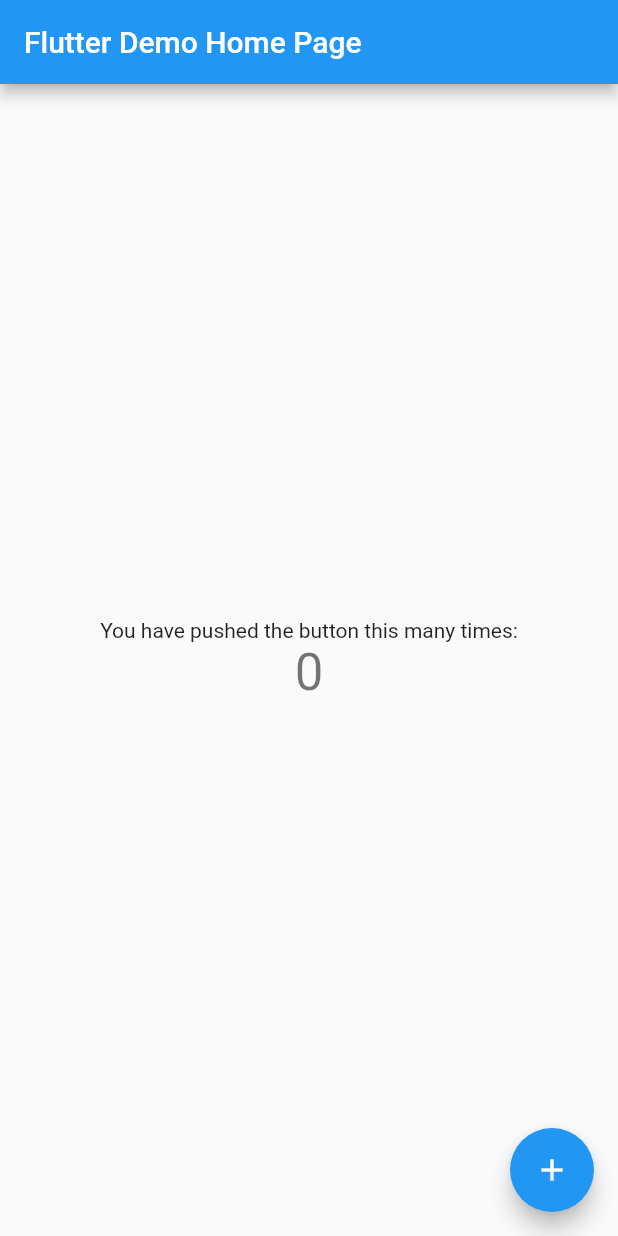
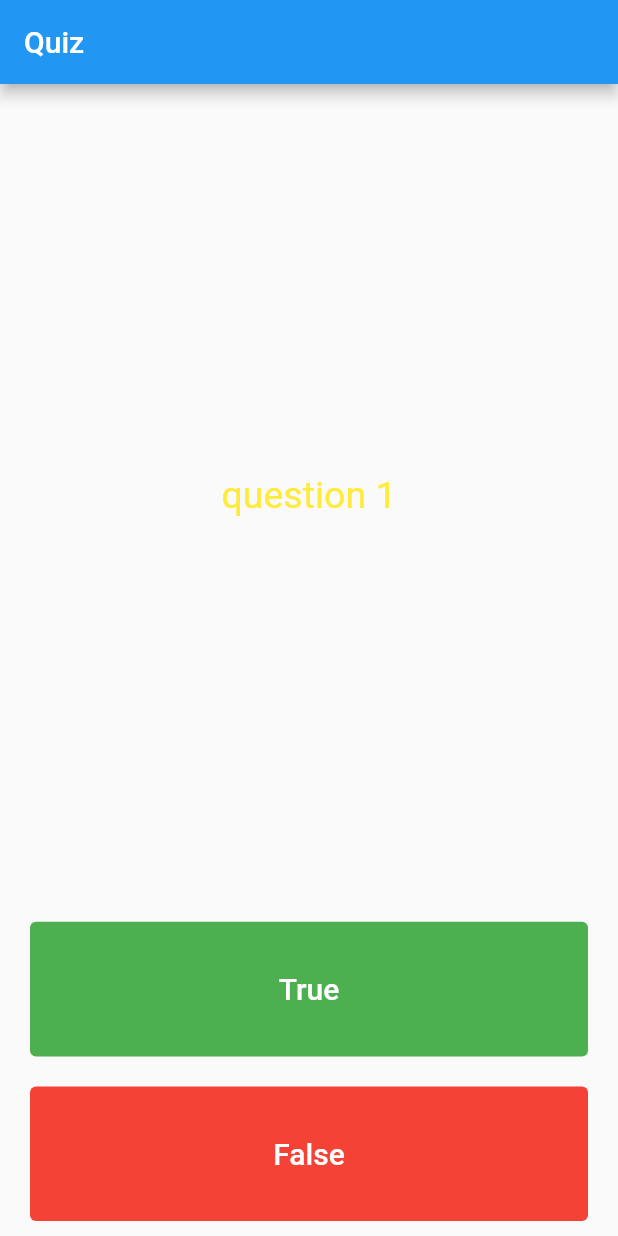
Before and after one commit to chandravamshi/flutter_quiz, a Flutter app: the screen it shows after launch, on a phone screen of 412 x 824 dp. Run offline on Flutter 3.47's test engine with Material 2 defaults, Android fonts, the phone set to English and light mode, and no system bars.

Commit message:
draft quiz code

```diff
--- a/lib/main.dart
+++ b/lib/main.dart
@@ -11,105 +11,126 @@ class MyApp extends StatelessWidget {
   @override
   Widget build(BuildContext context) {
     return MaterialApp(
-      title: 'Flutter Demo',
-      theme: ThemeData(
-        // This is the theme of your application.
-        //
-        // Try running your application with "flutter run". You'll see the
-        // application has a blue toolbar. Then, without quitting the app, try
-        // changing the primarySwatch below to Colors.green and then invoke
-        // "hot reload" (press "r" in the console where you ran "flutter run",
-        // or simply save your changes to "hot reload" in a Flutter IDE).
-        // Notice that the counter didn't reset back to zero; the application
-        // is not restarted.
-        primarySwatch: Colors.blue,
+      home: Scaffold(
+        appBar: AppBar(
+          title: const Text('Quiz'),
+        ),
+        body: const SafeArea(
+            child: Padding(
+          padding: EdgeInsets.symmetric(horizontal: 10.0),
+          child: QuizPage(),
+        )),
       ),
-      home: const MyHomePage(title: 'Flutter Demo Home Page'),
     );
   }
 }
 
-class MyHomePage extends StatefulWidget {
-  const MyHomePage({super.key, required this.title});
-
-  // This widget is the home page of your application. It is stateful, meaning
-  // that it has a State object (defined below) that contains fields that affect
-  // how it looks.
-
-  // This class is the configuration for the state. It holds the values (in this
-  // case the title) provided by the parent (in this case the App widget) and
-  // used by the build method of the State. Fields in a Widget subclass are
-  // always marked "final".
-
-  final String title;
+class QuizPage extends StatefulWidget {
+  const QuizPage({super.key});
 
   @override
-  State<MyHomePage> createState() => _MyHomePageState();
+  State<QuizPage> createState() => _QuizPageState();
 }
 
-class _MyHomePageState extends State<MyHomePage> {
-  int _counter = 0;
+class _QuizPageState extends State<QuizPage> {
+  List<Widget> scoreKeeper = [];
 
-  void _incrementCounter() {
-    setState(() {
-      // This call to setState tells the Flutter framework that something has
-      // changed in this State, which causes it to rerun the build method below
-      // so that the display can reflect the updated values. If we changed
-      // _counter without calling setState(), then the build method would not be
-      // called again, and so nothing would appear to happen.
-      _counter++;
-    });
-  }
+  List<String> questions = [
+    'question 1',
+    'question 2',
+    'question 3',
+    'question 4'
+  ];
+  List<bool> answers = [true, false, false, true];
+  int questionNumber = 0;
 
   @override
   Widget build(BuildContext context) {
-    // This method is rerun every time setState is called, for instance as done
-    // by the _incrementCounter method above.
-    //
-    // The Flutter framework has been optimized to make rerunning build methods
-    // fast, so that you can just rebuild anything that needs updating rather
-    // than having to individually change instances of widgets.
-    return Scaffold(
-      appBar: AppBar(
-        // Here we take the value from the MyHomePage object that was created by
-        // the App.build method, and use it to set our appbar title.
-        title: Text(widget.title),
-      ),
-      body: Center(
-        // Center is a layout widget. It takes a single child and positions it
-        // in the middle of the parent.
-        child: Column(
-          // Column is also a layout widget. It takes a list of children and
-          // arranges them vertically. By default, it sizes itself to fit its
-          // children horizontally, and tries to be as tall as its parent.
-          //
-          // Invoke "debug painting" (press "p" in the console, choose the
-          // "Toggle Debug Paint" action from the Flutter Inspector in Android
-          // Studio, or the "Toggle Debug Paint" command in Visual Studio Code)
-          // to see the wireframe for each widget.
-          //
-          // Column has various properties to control how it sizes itself and
-          // how it positions its children. Here we use mainAxisAlignment to
-          // center the children vertically; the main axis here is the vertical
-          // axis because Columns are vertical (the cross axis would be
-          // horizontal).
-          mainAxisAlignment: MainAxisAlignment.center,
-          children: <Widget>[
-            const Text(
-              'You have pushed the button this many times:',
-            ),
-            Text(
-              '$_counter',
-              style: Theme.of(context).textTheme.headlineMedium,
-            ),
-          ],
-        ),
-      ),
-      floatingActionButton: FloatingActionButton(
-        onPressed: _incrementCounter,
-        tooltip: 'Increment',
-        child: const Icon(Icons.add),
-      ), // This trailing comma makes auto-formatting nicer for build methods.
+    return Column(
+      mainAxisAlignment: MainAxisAlignment.spaceBetween,
+      crossAxisAlignment: CrossAxisAlignment.stretch,
+      children: [
+        Expanded(
+            flex: 5,
+            child: Padding(
+              padding: const EdgeInsets.all(15.0),
+              child: Center(
+                  child: Text(
+                questions[questionNumber],
+                textAlign: TextAlign.center,
+                style: const TextStyle(fontSize: 25.0, color: Colors.yellow),
+              )),
+            )),
+        Expanded(
+            child: Padding(
+          padding: const EdgeInsets.all(10.0),
+          child: TextButton(
+              style: const ButtonStyle(
+                  backgroundColor: MaterialStatePropertyAll(Colors.green)),
+              onPressed: () {
+                bool correctAnswer = answers[questionNumber];
+                if (correctAnswer == true) {
+                  scoreKeeper.add(const Icon(
+                    Icons.check,
+                    color: Colors.green,
+                  ));
+                } else {
+                  scoreKeeper.add(const Icon(
+                    Icons.close,
+                    color: Colors.red,
+                  ));
+                }
+                setState(() {
+                  if (questionNumber == 3) {
+                    scoreKeeper = [];
+                    questionNumber = 0;
+                  } else {
+                    questionNumber++;
+                  }
+                });
+              },
+              child: const Text(
+                'True',
+                style: TextStyle(color: Colors.white, fontSize: 20.0),
+              )),
+        )),
+        Expanded(
+            child: Padding(
+          padding: const EdgeInsets.all(10.0),
+          child: TextButton(
+              style: const ButtonStyle(
+                  backgroundColor: MaterialStatePropertyAll(Colors.red)),
+              onPressed: () {
+                bool correctAnswer = answers[questionNumber];
+                if (correctAnswer == false) {
+                  scoreKeeper.add(const Icon(
+                    Icons.check,
+                    color: Colors.green,
+                  ));
+                } else {
+                  scoreKeeper.add(const Icon(
+                    Icons.close,
+                    color: Colors.red,
+                  ));
+                }
+                setState(() {
+                  if (questionNumber == 3) {
+                    scoreKeeper = [];
+                    questionNumber = 0;
+                  } else {
+                    questionNumber++;
+                  }
+                });
+              },
+              child: const Text(
+                'False',
+                style: TextStyle(color: Colors.white, fontSize: 20.0),
+              )),
+        )),
+        Row(
+          children: scoreKeeper,
+        )
+      ],
     );
   }
 }
```
